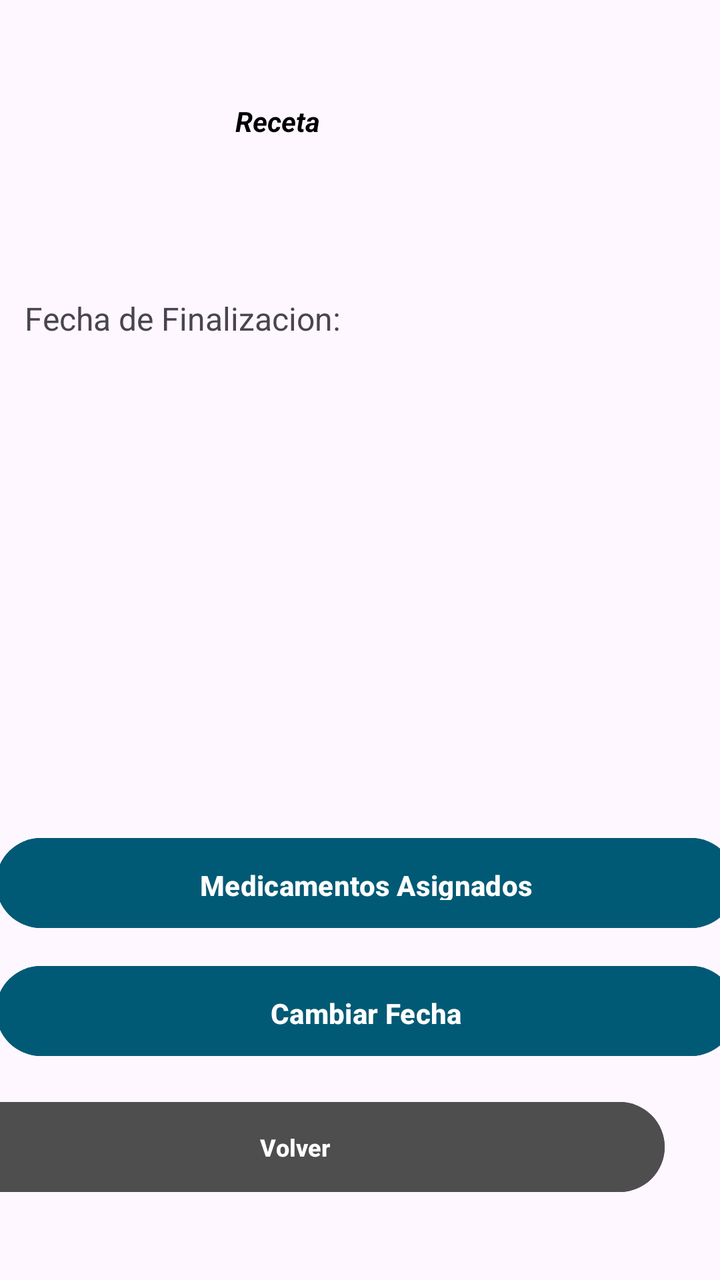
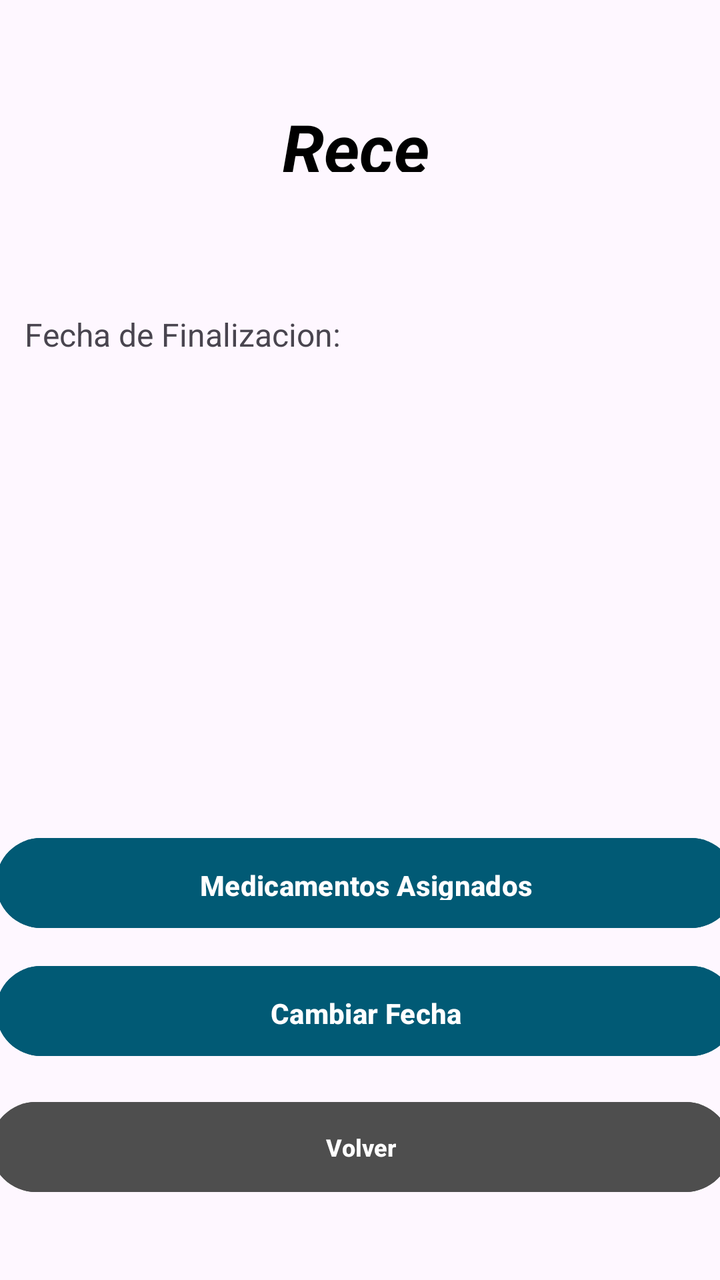

Before-and-after screenshots of an Android layout around one commit, followed by the original layout XML and the change that was made.
<!-- AndroidManifest.xml: application theme Theme.MobilesVC -->
<!-- res/layout/receta_view.xml -->
<?xml version="1.0" encoding="utf-8"?>
<androidx.constraintlayout.widget.ConstraintLayout xmlns:android="http://schemas.android.com/apk/res/android"
    xmlns:app="http://schemas.android.com/apk/res-auto"
    xmlns:tools="http://schemas.android.com/tools"
    android:layout_width="match_parent"
    android:layout_height="match_parent">

    <androidx.constraintlayout.widget.ConstraintLayout
        android:id="@+id/constraintLayout"
        android:layout_width="match_parent"
        android:layout_height="match_parent">

        <TextView
            android:id="@+id/textView52"
            android:layout_width="200dp"
            android:layout_height="22dp"
            android:text="Fecha de Finalizacion:"
            android:textSize="16sp"
            app:layout_constraintBottom_toTopOf="@+id/vFecha"
            app:layout_constraintEnd_toEndOf="parent"
            app:layout_constraintHorizontal_bias="0.077"
            app:layout_constraintStart_toStartOf="parent" />

        <TextView
            android:id="@+id/vFecha"
            android:layout_width="364dp"
            android:layout_height="50dp"
            android:layout_marginTop="88dp"
            android:layout_marginBottom="282dp"
            android:text="Fecha"
            android:textSize="26sp"
            app:layout_constraintBottom_toTopOf="@+id/vToMedicamentosList"
            app:layout_constraintEnd_toEndOf="parent"
            app:layout_constraintStart_toStartOf="parent"
            app:layout_constraintTop_toBottomOf="@+id/textView5" />

        <Button
            android:id="@+id/vToMedicamentosList"
            android:layout_width="370dp"
            android:layout_height="53dp"
            android:layout_marginBottom="172dp"
            android:backgroundTint="#015A75"
            android:paddingVertical="14dp"
            android:text="Medicamentos Asignados"
            android:textStyle="bold"
            app:layout_constraintBottom_toBottomOf="parent"
            app:layout_constraintEnd_toEndOf="parent"
            app:layout_constraintHorizontal_bias="0.243"
            app:layout_constraintStart_toStartOf="parent" />

        <Button
            android:id="@+id/vToRecetaEdit"
            android:layout_width="370dp"
            android:layout_height="53dp"
            android:layout_marginTop="48dp"
            android:layout_marginBottom="108dp"
            android:backgroundTint="#015A75"
            android:paddingVertical="14dp"
            android:text="Cambiar Fecha"
            android:textStyle="bold"
            app:layout_constraintBottom_toBottomOf="parent"
            app:layout_constraintEnd_toEndOf="parent"
            app:layout_constraintHorizontal_bias="0.243"
            app:layout_constraintStart_toStartOf="parent" />

        <TextView
            android:id="@+id/textView5"
            android:layout_width="wrap_content"
            android:layout_height="wrap_content"
            android:layout_marginStart="133dp"
            android:layout_marginTop="51dp"
            android:layout_marginEnd="200dp"
            android:fontFamily="sans-serif"
            android:text="Receta"
            android:textColor="#000000"
            android:textStyle="bold|italic"
            app:layout_constraintEnd_toEndOf="parent"
            app:layout_constraintHorizontal_bias="1.0"
            app:layout_constraintStart_toStartOf="parent"
            app:layout_constraintTop_toTopOf="parent"
            tools:textSize="26sp" />

        <Button
            android:id="@+id/vVolverReceta"
            android:layout_width="370dp"
            android:layout_height="53dp"
            android:layout_marginHorizontal="24dp"
            android:layout_marginEnd="28dp"
            android:layout_marginBottom="40dp"
            android:backgroundTint="#4E4E4E"
            android:paddingVertical="10dp"
            android:text="Volver"
            android:textSize="12sp"
            android:textStyle="bold"
            android:visibility="visible"
            app:layout_constraintBottom_toBottomOf="parent"
            app:layout_constraintEnd_toEndOf="parent" />

    </androidx.constraintlayout.widget.ConstraintLayout>

</androidx.constraintlayout.widget.ConstraintLayout>
<!-- resources referenced by this layout -->
<resources>
  <style name="Theme.MobilesVC" parent="Base.Theme.MobilesVC" />
  <style name="Base.Theme.MobilesVC" parent="Theme.Material3.DayNight.NoActionBar">
          
          
      </style>
</resources>

<!-- the commit's change to res/layout/receta_view.xml (unified diff, before → after) -->
@@ -65,17 +65,15 @@
 
         <TextView
             android:id="@+id/textView5"
-            android:layout_width="wrap_content"
-            android:layout_height="wrap_content"
-            android:layout_marginStart="133dp"
+            android:layout_width="78dp"
+            android:layout_height="35dp"
             android:layout_marginTop="51dp"
-            android:layout_marginEnd="200dp"
             android:fontFamily="sans-serif"
             android:text="Receta"
             android:textColor="#000000"
+            android:textSize="34sp"
             android:textStyle="bold|italic"
             app:layout_constraintEnd_toEndOf="parent"
-            app:layout_constraintHorizontal_bias="1.0"
             app:layout_constraintStart_toStartOf="parent"
             app:layout_constraintTop_toTopOf="parent"
             tools:textSize="26sp" />
@@ -85,7 +83,6 @@
             android:layout_width="370dp"
             android:layout_height="53dp"
             android:layout_marginHorizontal="24dp"
-            android:layout_marginEnd="28dp"
             android:layout_marginBottom="40dp"
             android:backgroundTint="#4E4E4E"
             android:paddingVertical="10dp"
@@ -94,7 +91,8 @@
             android:textStyle="bold"
             android:visibility="visible"
             app:layout_constraintBottom_toBottomOf="parent"
-            app:layout_constraintEnd_toEndOf="parent" />
+            app:layout_constraintEnd_toEndOf="parent"
+            app:layout_constraintStart_toStartOf="parent" />
 
     </androidx.constraintlayout.widget.ConstraintLayout>
 
